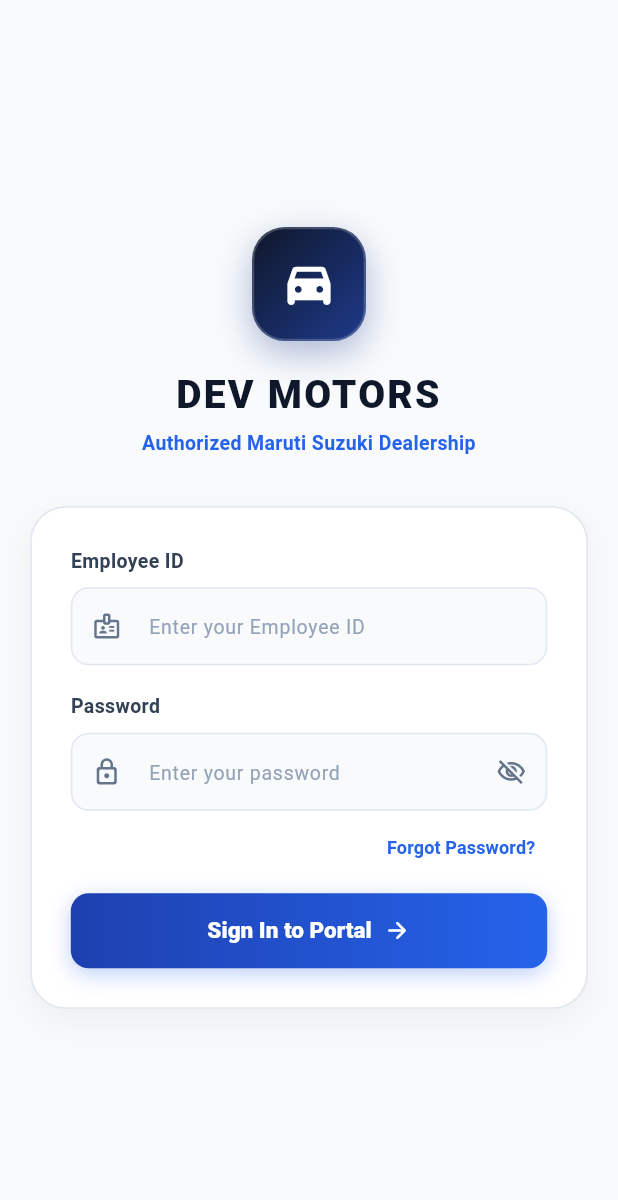
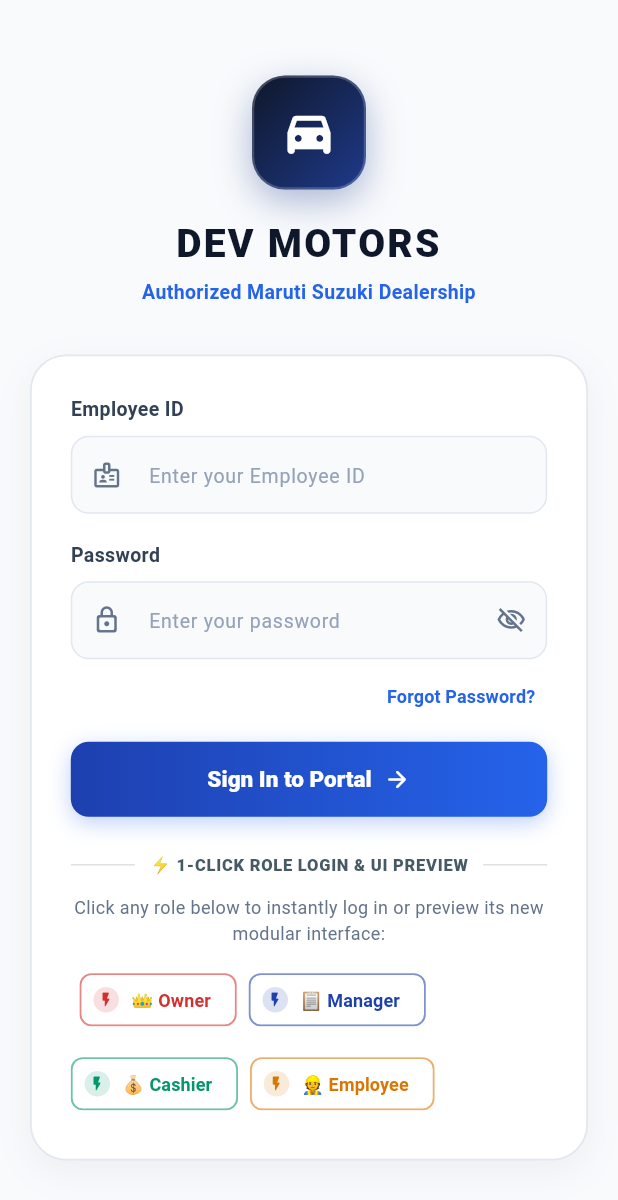
Before and after one commit to SRIVASTAVAOM/dev-motors-frontend, a Flutter app: the screen it shows after launch, on a phone screen of 412 x 824 dp. Shown: the top 1200 px of the screen. Run offline on Flutter 3.47's test engine with Material 3 defaults, Android fonts, the phone set to English and light mode, and no system bars; our stand-ins replace image_picker, shared_preferences; missing offline and left inert: universal_html; accounts and stored records are empty.

Commit message:
feat: add 1-click role login and direct UI preview chips to login page

```diff
--- a/lib/features/auth/presentation/pages/login_page.dart
+++ b/lib/features/auth/presentation/pages/login_page.dart
@@ -351,6 +351,65 @@
                                   ),
                           ),
                         ),
+                        const SizedBox(height: 24),
+
+                        // ⚡ 1-Click Fast Login / UI Preview
+                        Row(
+                          children: [
+                            Expanded(child: Divider(color: Colors.grey.shade300)),
+                            Padding(
+                              padding: const EdgeInsets.symmetric(horizontal: 10),
+                              child: Text(
+                                "⚡ 1-CLICK ROLE LOGIN & UI PREVIEW",
+                                style: TextStyle(
+                                  fontSize: 11,
+                                  fontWeight: FontWeight.w800,
+                                  color: Colors.blueGrey.shade700,
+                                  letterSpacing: 0.5,
+                                ),
+                              ),
+                            ),
+                            Expanded(child: Divider(color: Colors.grey.shade300)),
+                          ],
+                        ),
+                        const SizedBox(height: 12),
+                        const Text(
+                          "Click any role below to instantly log in or preview its new modular interface:",
+                          style: TextStyle(fontSize: 12, color: Color(0xff64748B)),
+                          textAlign: TextAlign.center,
+                        ),
+                        const SizedBox(height: 12),
+                        Wrap(
+                          spacing: 8,
+                          runSpacing: 8,
+                          alignment: WrapAlignment.center,
+                          children: [
+                            _buildRoleLoginChip(
+                              roleLabel: "👑 Owner",
+                              empId: "owner_dron",
+                              role: "OWNER",
+                              accentColor: const Color(0xffD32F2F),
+                            ),
+                            _buildRoleLoginChip(
+                              roleLabel: "📋 Manager",
+                              empId: "nexa_stephen_sm",
+                              role: "MANAGER",
+                              accentColor: const Color(0xff1E40AF),
+                            ),
+                            _buildRoleLoginChip(
+                              roleLabel: "💰 Cashier",
+                              empId: "nexa_shivam_acc",
+                              role: "CASHIER",
+                              accentColor: const Color(0xff059669),
+                            ),
+                            _buildRoleLoginChip(
+                              roleLabel: "👷 Employee",
+                              empId: "nexa_muneesh_bsm",
+                              role: "EMPLOYEE",
+                              accentColor: const Color(0xffD97706),
+                            ),
+                          ],
+                        ),
                       ],
                     ),
                   ),
@@ -362,4 +421,61 @@
       ),
     );
   }
+
+  Widget _buildRoleLoginChip({
+    required String roleLabel,
+    required String empId,
+    required String role,
+    required Color accentColor,
+  }) {
+    return ActionChip(
+      avatar: CircleAvatar(
+        radius: 10,
+        backgroundColor: accentColor.withValues(alpha: 0.15),
+        child: Icon(Icons.flash_on_rounded, size: 12, color: accentColor),
+      ),
+      label: Text(
+        roleLabel,
+        style: TextStyle(
+          fontSize: 12,
+          fontWeight: FontWeight.w700,
+          color: accentColor,
+        ),
+      ),
+      backgroundColor: Colors.white,
+      shape: RoundedRectangleBorder(
+        borderRadius: BorderRadius.circular(8),
+        side: BorderSide(color: accentColor.withValues(alpha: 0.35), width: 1.2),
+      ),
+      elevation: 0,
+      pressElevation: 2,
+      onPressed: _isLoading
+          ? null
+          : () {
+              _idController.text = empId;
+              _passController.text = 'Dev@2026';
+              // Set session profile so UI opens with full executive headers instantly
+              ApiService.setAuthSession('demo-token-$role', {
+                'employeeId': empId,
+                'name': role == 'OWNER'
+                    ? 'Drona Agarwal'
+                    : role == 'MANAGER'
+                        ? 'Stephen'
+                        : role == 'CASHIER'
+                            ? 'Shivam'
+                            : 'Muneesh',
+                'role': role,
+                'designation': role == 'OWNER'
+                    ? 'Managing Director / Owner'
+                    : role == 'MANAGER'
+                        ? 'Branch Manager'
+                        : role == 'CASHIER'
+                            ? 'Cashier & Accounts'
+                            : 'Operations Staff',
+                'branch': role == 'OWNER' ? 'All Dealerships Oversight' : 'Aligarh Nexa',
+              });
+              _routeByRole(role);
+            },
+    );
+  }
 }
```
